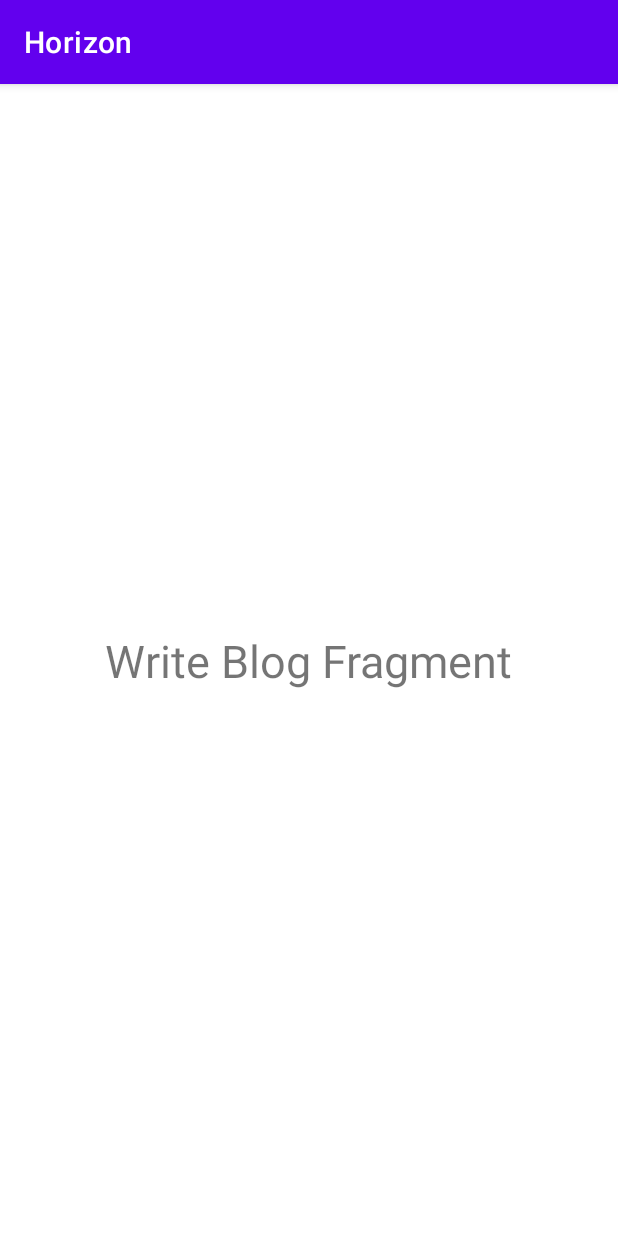
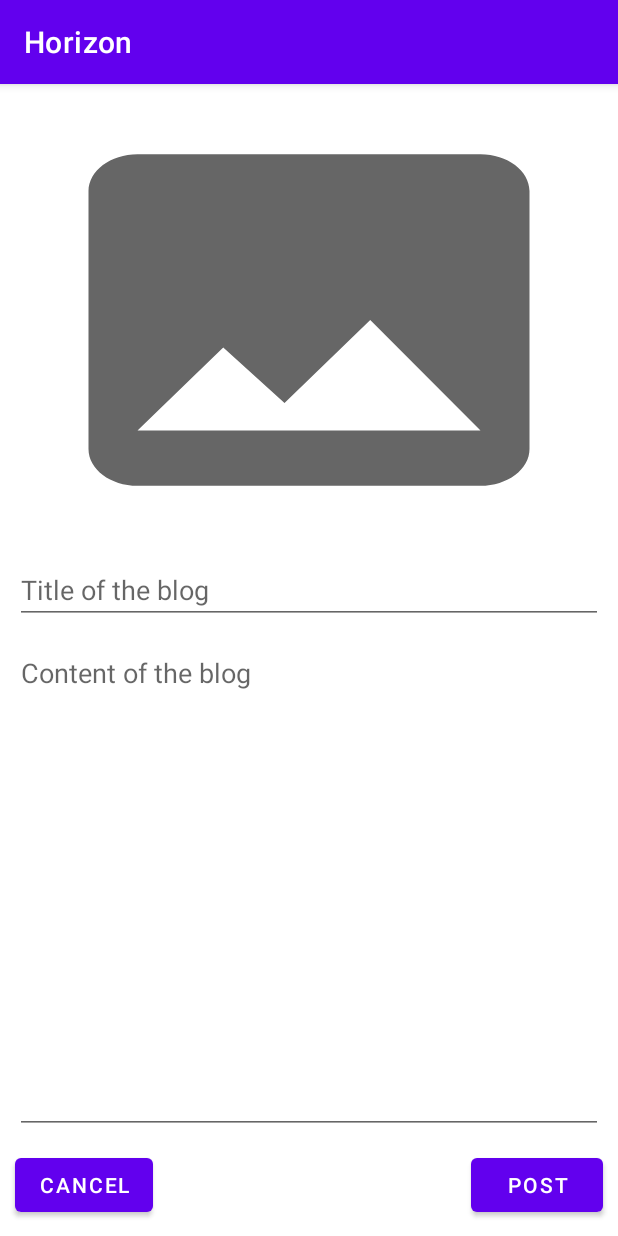
Before and after one commit to AyushTripathi28/Horizon, an Android app: the screen it shows after launch once a user with an empty profile is signed in (MainActivity), item 3 of the bottom bar chosen, on a phone screen of 412 x 824 dp. Run offline under Robolectric (Android 15) with nearby library versions, the phone set to English and light mode, and no system bars; our stand-ins replace Dagger/Hilt's generated code, Firebase (no records; nobody signed in at launch, a user with empty details on screens opened directly), navigation-ui; libraries missing offline, so code that uses them is left out: androidx.hilt.lifecycle.

Commit message:
SignUp error(random doc id generated rather than user uid corrected and create new post implementation started

```diff
--- a/app/build.gradle
+++ b/app/build.gradle
@@ -76,6 +76,9 @@ dependencies {
     implementation 'com.google.firebase:firebase-auth-ktx'
     //Firebase firestore
     implementation 'com.google.firebase:firebase-firestore-ktx'
+    //Firebase storage
+
+    implementation 'com.google.firebase:firebase-storage-ktx'
 
 
 }
--- a/app/src/main/java/com/example/horizon/di/FirebaseModule.kt
+++ b/app/src/main/java/com/example/horizon/di/FirebaseModule.kt
@@ -3,6 +3,7 @@ package com.example.horizon.di
 import com.google.firebase.auth.ktx.auth
 import com.google.firebase.firestore.ktx.firestore
 import com.google.firebase.ktx.Firebase
+import com.google.firebase.storage.ktx.storage
 import dagger.Module
 import dagger.Provides
 import dagger.hilt.InstallIn
@@ -20,4 +21,8 @@ object FirebaseModule {
     @Singleton
     @Provides
     fun providesFirebaseFireStore() = Firebase.firestore
+
+    @Singleton
+    @Provides
+    fun providesFirebaseStorage() = Firebase.storage
 }
--- a/app/src/main/java/com/example/horizon/repository/MainRepository.kt
+++ b/app/src/main/java/com/example/horizon/repository/MainRepository.kt
@@ -1,12 +1,17 @@
 package com.example.horizon.repository
 
 
+import android.net.Uri
 import android.util.Log
+import com.example.horizon.models.CurrentUser
 import com.example.horizon.response.LoginResponse
+import com.example.horizon.response.PostUploadResponse
 import com.example.horizon.response.SignUpResponse
 import com.example.horizon.utils.CurrentUserDetails
 import com.google.firebase.auth.FirebaseAuth
 import com.google.firebase.firestore.FirebaseFirestore
+import com.google.firebase.firestore.SetOptions
+import com.google.firebase.storage.FirebaseStorage
 import kotlinx.coroutines.flow.catch
 import kotlinx.coroutines.flow.flow
 import kotlinx.coroutines.tasks.await
@@ -14,11 +19,34 @@ import javax.inject.Inject
 
 class MainRepository @Inject constructor(
         private val auth: FirebaseAuth,
-        private val fireStore: FirebaseFirestore
+        fireStore: FirebaseFirestore,
+        storage: FirebaseStorage
 ) {
+
+    private val userCollectionRef = fireStore.collection("Users")
+    private val allPostCollectionRef = fireStore.collection("All_posts")
+    private val storageRef = storage.reference
 
     fun getCurrentUserRepository() = auth.currentUser
 
+    fun getCurrentUserDetailsRepository(currentUserUid: String){
+        userCollectionRef.document(currentUserUid).addSnapshotListener { value, error ->
+            error?.let {
+                return@addSnapshotListener
+            }
+            value?.let {
+                val currentUserDetails = it.toObject(CurrentUser::class.java)
+                CurrentUserDetails.apply {
+                    currentUserDetails?.let { currentUser ->
+                        this.userName = currentUser.name
+                        this.userBio = currentUser.bio
+                        this.userProfileImgUrl = currentUser.imageUrl
+                    }
+                    userUid = currentUserUid
+                }
+            }
+        }
+    }
     suspend fun loginUserRepository(email: String, password: String) = flow<LoginResponse>{
         Log.d("MainRepo", "Thread while login is : ${Thread.currentThread().name}")
         auth.signInWithEmailAndPassword(email, password).await()
@@ -31,12 +59,9 @@ class MainRepository @Inject constructor(
 
     suspend fun signUpNewUserRepository(name: String, email: String, password: String) = flow<SignUpResponse> {
         auth.createUserWithEmailAndPassword(email, password).await()
-        val userHashMap = HashMap<String, String>()
-        userHashMap["name"] = name
-        userHashMap["bio"] = ""
-        userHashMap["imageUrl"] = ""
-        val userCollectionRef = fireStore.collection("Users")
-        userCollectionRef.add(userHashMap).await()
+        val currentUser = CurrentUser(name)
+        val currentUserUid = auth.currentUser?.uid
+        userCollectionRef.document(currentUserUid!!).set(currentUser, SetOptions.merge()).await()
         CurrentUserDetails.userName = name
         CurrentUserDetails.userUid = auth.currentUser?.uid.toString()
         emit(SignUpResponse.SignUpSuccess("User successfully signed up"))
@@ -44,4 +69,28 @@ class MainRepository @Inject constructor(
     }.catch {
         emit(SignUpResponse.SignUpError("Something went wrong"))
     }
+
+    suspend fun uploadNewPostRepository(imgUri: Uri, postTitle: String, postContent: String) = flow<PostUploadResponse> {
+        val currentUserId = CurrentUserDetails.userUid
+        val authorName = CurrentUserDetails.userName
+        val currentTimeInMillis = System.currentTimeMillis()
+        val likedBy = arrayListOf<String>()
+
+        val storageRefChild = storageRef.child("${currentUserId}_${currentTimeInMillis}.jpg")
+        storageRefChild.putFile(imgUri).await()
+        val imgUrl = storageRefChild.downloadUrl.await().toString()
+
+        val newPostHashMap = HashMap<String, Any>()
+        newPostHashMap["title"] = postTitle
+        newPostHashMap["content"] = postContent
+        newPostHashMap["img_url"] = imgUrl
+        newPostHashMap["author"] = authorName
+        newPostHashMap["author_id"] = currentUserId
+        newPostHashMap["liked_by"] = likedBy
+
+        allPostCollectionRef.document(imgUrl).set(newPostHashMap, SetOptions.merge()).await()
+        emit(PostUploadResponse.PostUploadSuccess("Post uploaded"))
+    }.catch {
+        emit(PostUploadResponse.PostUploadError("Something went wrong while uploading"))
+    }
 }
--- a/app/src/main/java/com/example/horizon/ui/LoginActivity.kt
+++ b/app/src/main/java/com/example/horizon/ui/LoginActivity.kt
@@ -30,6 +30,7 @@ class LoginActivity : AppCompatActivity() {
         super.onStart()
         val currentUser = viewModel.getCurrentUserViewModel()
         if (currentUser != null){
+            viewModel.getCurrentUserDetailsViewModel(currentUser.uid)
             val intent = Intent(this, MainActivity::class.java)
             startActivity(intent)
             finish()
@@ -64,6 +65,8 @@ class LoginActivity : AppCompatActivity() {
 
                     is LoginResponse.LoginSuccess -> {
                         hideLoading()
+                        val currentUser = viewModel.getCurrentUserViewModel()
+                        viewModel.getCurrentUserDetailsViewModel(currentUser?.uid!!)
                         val intent = Intent(this@LoginActivity, MainActivity::class.java)
                         startActivity(intent)
                         finish()
--- a/app/src/main/java/com/example/horizon/ui/SignUpActivity.kt
+++ b/app/src/main/java/com/example/horizon/ui/SignUpActivity.kt
@@ -53,6 +53,8 @@ class SignUpActivity : AppCompatActivity() {
                     }
                     is SignUpResponse.SignUpSuccess -> {
                         hideLoading()
+                        val currentUser = viewModel.getCurrentUserViewModel()
+                        viewModel.getCurrentUserDetailsViewModel(currentUser?.uid!!)
                         val intent = Intent(this@SignUpActivity, MainActivity::class.java)
                         startActivity(intent)
                         finish()
@@ -66,6 +68,7 @@ class SignUpActivity : AppCompatActivity() {
         val loginSpanString = SpannableString("Already have an account? Login")
         val foregroundColorSpan = ForegroundColorSpan(Color.BLUE)
         loginSpanString.setSpan(foregroundColorSpan, 25, 29, Spannable.SPAN_INCLUSIVE_INCLUSIVE)
+        viewbinding.tvExistingUser.text = loginSpanString
     }
 
     private fun showLoading(){
--- /dev/null
+++ b/app/src/main/res/drawable/ic_baseline_image_24.xml
@@ -0,0 +1,5 @@
+<vector android:height="100dp" android:tint="?attr/colorControlNormal"
+    android:viewportHeight="24" android:viewportWidth="24"
+    android:width="100dp" xmlns:android="http://schemas.android.com/apk/res/android">
+    <path android:fillColor="@android:color/white" android:pathData="M21,19V5c0,-1.1 -0.9,-2 -2,-2H5c-1.1,0 -2,0.9 -2,2v14c0,1.1 0.9,2 2,2h14c1.1,0 2,-0.9 2,-2zM8.5,13.5l2.5,3.01L14.5,12l4.5,6H5l3.5,-4.5z"/>
+</vector>
--- a/app/src/main/res/layout/fragment_write_blog.xml
+++ b/app/src/main/res/layout/fragment_write_blog.xml
@@ -1,17 +1,75 @@
 <?xml version="1.0" encoding="utf-8"?>
 <androidx.constraintlayout.widget.ConstraintLayout xmlns:android="http://schemas.android.com/apk/res/android"
+    xmlns:app="http://schemas.android.com/apk/res-auto"
+    xmlns:tools="http://schemas.android.com/tools"
     android:layout_width="match_parent"
-    android:layout_height="match_parent"
-    xmlns:app="http://schemas.android.com/apk/res-auto">
+    android:layout_height="match_parent">
 
-    <TextView
-        android:id="@+id/tvWrite"
+
+    <ImageView
+        android:id="@+id/ivPostImageNewPost"
+        android:layout_width="0dp"
+        android:layout_height="0dp"
+        android:layout_margin="10dp"
+        android:scaleType="fitXY"
+        android:src="@drawable/ic_baseline_image_24"
+        app:layout_constraintBottom_toTopOf="@+id/guideline"
+        app:layout_constraintEnd_toEndOf="parent"
+        app:layout_constraintStart_toStartOf="parent"
+        app:layout_constraintTop_toTopOf="parent"
+        app:srcCompat="@drawable/ic_baseline_image_24" />
+
+    <androidx.constraintlayout.widget.Guideline
+        android:id="@+id/guideline"
         android:layout_width="wrap_content"
         android:layout_height="wrap_content"
-        android:text="Write Blog Fragment"
-        android:textSize="30sp"
-        app:layout_constraintBottom_toBottomOf="parent"
+        android:orientation="horizontal"
+        app:layout_constraintGuide_percent="0.41" />
+
+    <EditText
+        android:id="@+id/etTitleNewPost"
+        android:layout_width="0dp"
+        android:layout_height="wrap_content"
+        android:layout_margin="10dp"
+        android:ems="10"
+        android:gravity="start|top"
+        android:hint="Title of the blog"
+        android:inputType="textMultiLine"
+        app:layout_constraintEnd_toEndOf="parent"
+        app:layout_constraintHorizontal_bias="0.0"
+        app:layout_constraintStart_toStartOf="parent"
+        app:layout_constraintTop_toBottomOf="@+id/ivPostImageNewPost" />
+
+    <EditText
+        android:id="@+id/etContentNewPost"
+        android:layout_width="0dp"
+        android:layout_height="0dp"
+        android:layout_margin="10dp"
+        android:ems="10"
+        android:gravity="start|top"
+        android:hint="Content of the blog"
+        android:inputType="textMultiLine"
+        app:layout_constraintBottom_toTopOf="@+id/btnUpload"
         app:layout_constraintEnd_toEndOf="parent"
         app:layout_constraintStart_toStartOf="parent"
-        app:layout_constraintTop_toTopOf="parent" />
+        app:layout_constraintTop_toBottomOf="@+id/etTitleNewPost" />
+
+    <Button
+        android:id="@+id/btnCancel"
+        android:layout_width="wrap_content"
+        android:layout_height="wrap_content"
+        android:layout_margin="10dp"
+        android:text="Cancel"
+        app:layout_constraintBottom_toBottomOf="parent"
+        app:layout_constraintStart_toStartOf="parent" />
+
+    <Button
+        android:id="@+id/btnUpload"
+        android:layout_width="wrap_content"
+        android:layout_height="wrap_content"
+        android:layout_margin="10dp"
+        android:text="Post"
+        app:layout_constraintBottom_toBottomOf="parent"
+        app:layout_constraintEnd_toEndOf="parent" />
+
 </androidx.constraintlayout.widget.ConstraintLayout>
--- a/app/src/main/res/navigation/bottom_nav_graph.xml
+++ b/app/src/main/res/navigation/bottom_nav_graph.xml
@@ -14,7 +14,11 @@
     <fragment
         android:id="@+id/addPostFragment"
         android:name="com.example.horizon.ui.fragments.AddPostFragment"
-        android:label="AddPostFragment" />
+        android:label="AddPostFragment" >
+        <action
+            android:id="@+id/action_addPostFragment_to_allPostsFragment"
+            app:destination="@id/allPostsFragment" />
+    </fragment>
     <fragment
         android:id="@+id/savedFragment"
         android:name="com.example.horizon.ui.fragments.SavedFragment"
```
Also changed, not shown: app/src/main/java/com/example/horizon/models/CurrentUser.kt (added, +7 -0 lines), app/src/main/java/com/example/horizon/response/PostUploadResponse.kt (added, +7 -0 lines), app/src/main/java/com/example/horizon/viewmodel/MainViewModel.kt (+23 -0 lines).
